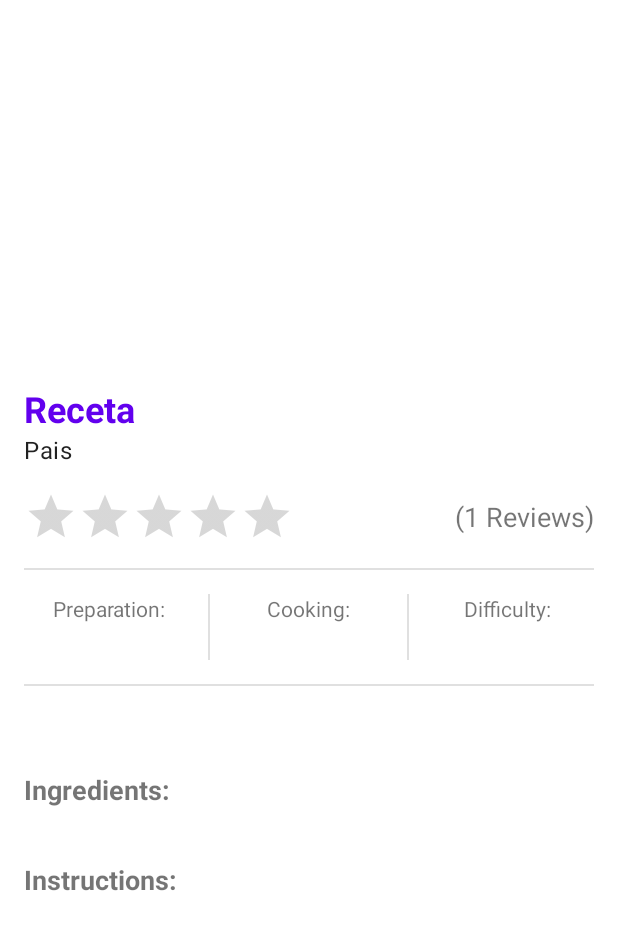
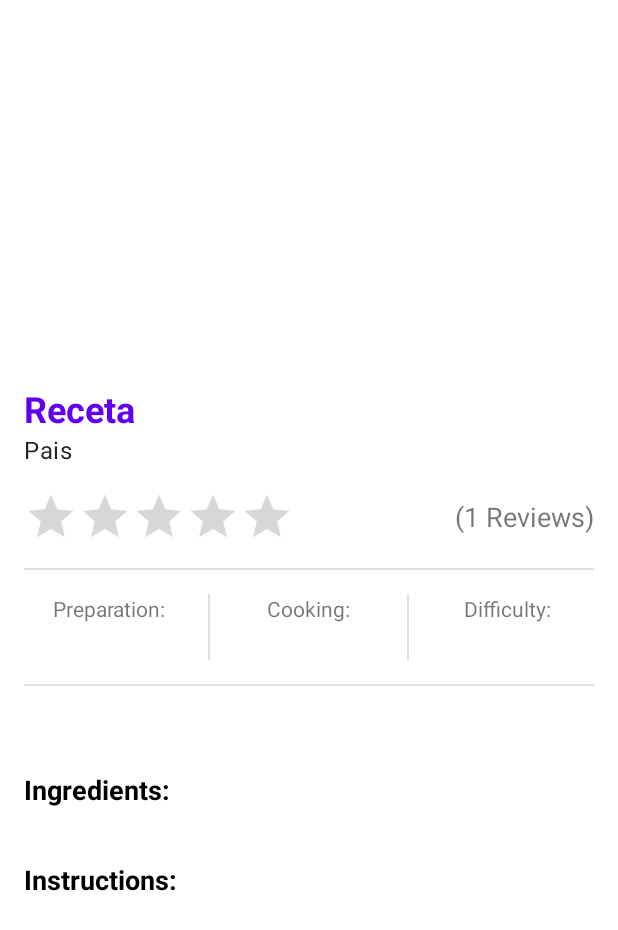
Before and after one commit to Ivanrp7/RECIPES, an Android app: the DetailActivity screen opened directly, with no data from a screen before it, on a phone screen of 412 x 824 dp. Shown: the top 930 px of the screen. Run offline under Robolectric (Android 15) with nearby library versions, the phone set to English and light mode, and no system bars; our stand-ins replace Picasso; network calls fail; pictures from the network do not load; 12 statements that could not run were skipped.

Commit message:
colors menu

```diff
--- a/app/src/main/res/layout/activity_detail.xml
+++ b/app/src/main/res/layout/activity_detail.xml
@@ -128,6 +128,7 @@
                             android:layout_height="wrap_content"
                             android:text="Cooking:" />
 
+
                         <TextView
                             android:id="@+id/cookTimeTextView"
                             android:layout_width="wrap_content"
@@ -189,6 +190,7 @@
                         android:layout_width="wrap_content"
                         android:layout_height="wrap_content"
                         android:text="Ingredients:"
+                        android:textColor="@color/black"
                         android:textStyle="bold"
                         android:textSize="18sp"/>
 
@@ -211,6 +213,7 @@
                         android:layout_width="wrap_content"
                         android:layout_height="wrap_content"
                         android:text="Instructions:"
+                        android:textColor="@color/black"
                         android:textStyle="bold"
                         android:textSize="18sp"/>
 
--- a/app/src/main/res/values/colors.xml
+++ b/app/src/main/res/values/colors.xml
@@ -1,7 +1,7 @@
 <?xml version="1.0" encoding="utf-8"?>
 <resources>
     <color name="purple_200">#FFBB86FC</color>
-    <color name="purple_500">#FF6200EE</color>
+    <color name="purple_500">#EE0000</color>
     <color name="purple_700">#FF3700B3</color>
     <color name="teal_200">#FF03DAC5</color>
     <color name="teal_700">#FF018786</color>
```
